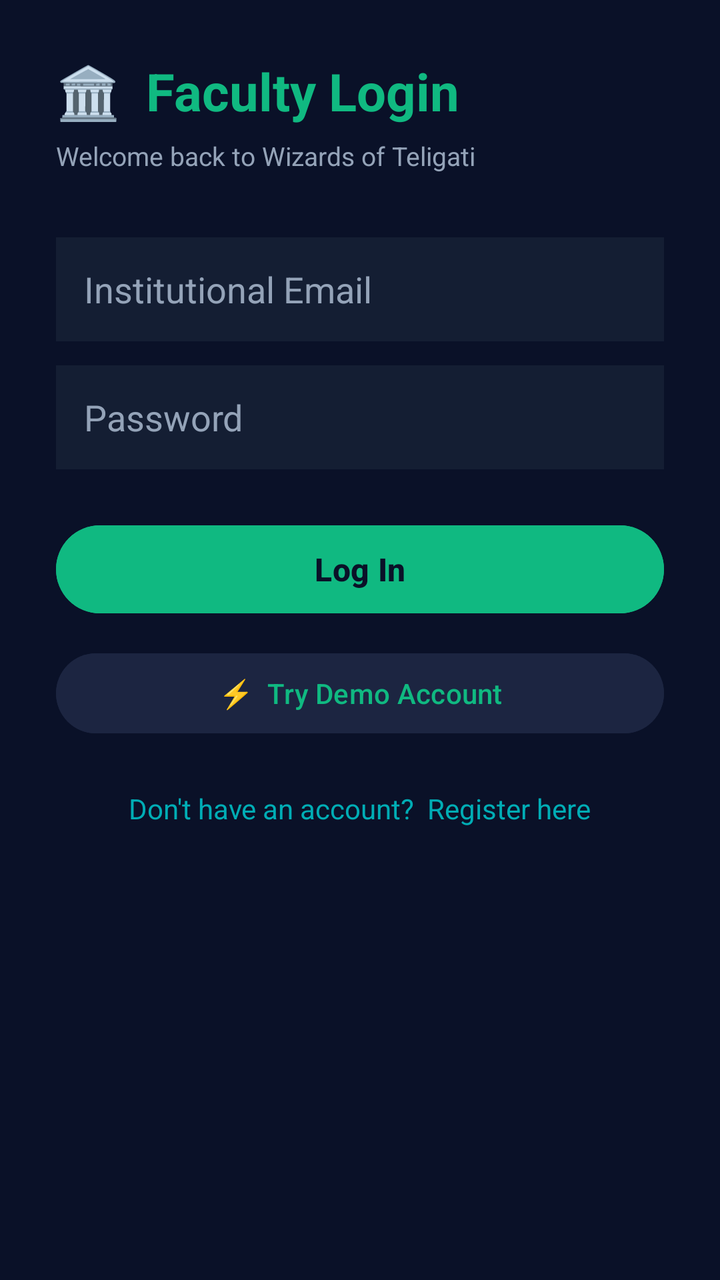
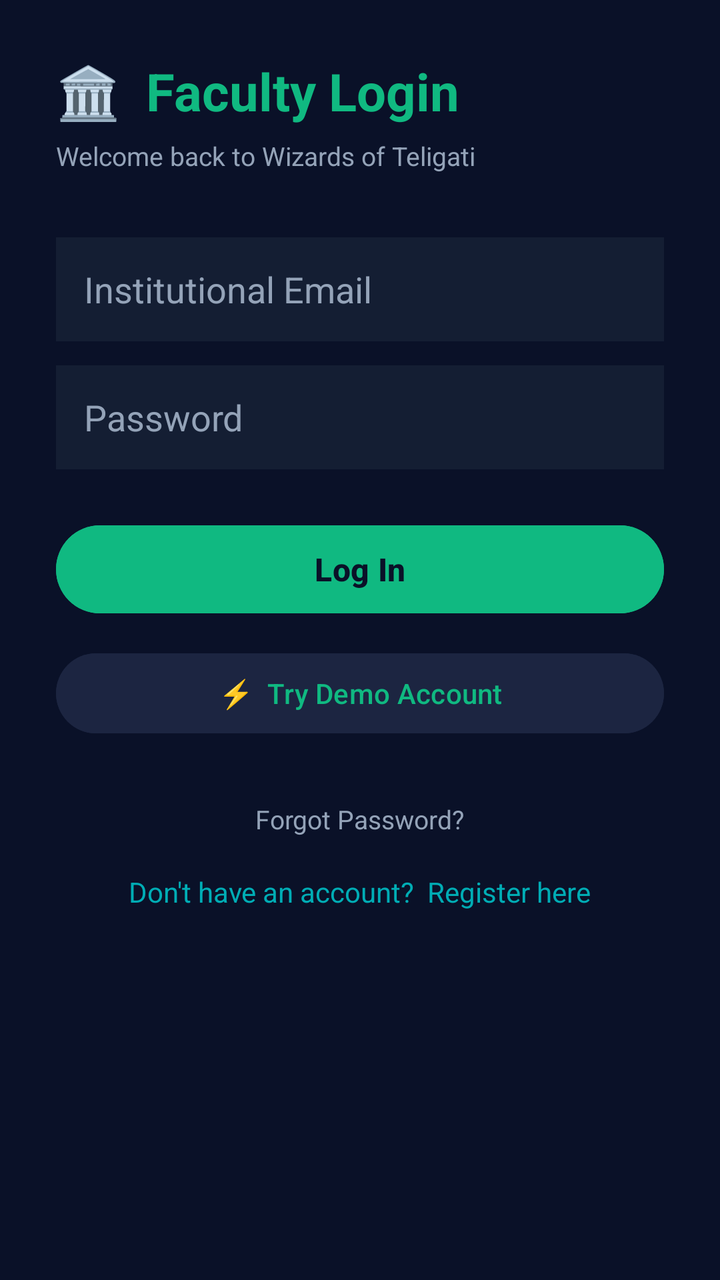

Before-and-after screenshots of an Android layout around one commit, followed by the original layout XML and the change that was made.
<!-- AndroidManifest.xml: activity theme Theme.WizardsOfTeligati -->
<!-- res/layout/activity_faculty_login.xml -->
<?xml version="1.0" encoding="utf-8"?>
<ScrollView xmlns:android="http://schemas.android.com/apk/res/android"
    android:layout_width="match_parent"
    android:layout_height="match_parent"
    android:background="@color/deep_navy"
    android:fillViewport="true">

    <LinearLayout
        android:layout_width="match_parent"
        android:layout_height="wrap_content"
        android:orientation="vertical"
        android:padding="28dp">

        <TextView
            android:layout_width="wrap_content"
            android:layout_height="wrap_content"
            android:text="🏛️  Faculty Login"
            android:textColor="@color/emerald_green"
            android:textSize="26sp"
            android:textStyle="bold"
            android:layout_marginBottom="6dp"/>

        <TextView
            android:layout_width="wrap_content"
            android:layout_height="wrap_content"
            android:text="Welcome back to Wizards of Teligati"
            android:textColor="@color/text_secondary"
            android:textSize="13sp"
            android:layout_marginBottom="32dp"/>

        <EditText
            android:id="@+id/etFacultyEmail"
            android:layout_width="match_parent"
            android:layout_height="52dp"
            android:background="@color/card_dark"
            android:hint="Institutional Email"
            android:inputType="textEmailAddress"
            android:padding="14dp"
            android:textColor="@color/text_primary"
            android:textColorHint="@color/text_secondary"
            android:layout_marginBottom="12dp"/>

        <EditText
            android:id="@+id/etFacultyPassword"
            android:layout_width="match_parent"
            android:layout_height="52dp"
            android:background="@color/card_dark"
            android:hint="Password"
            android:inputType="textPassword"
            android:padding="14dp"
            android:textColor="@color/text_primary"
            android:textColorHint="@color/text_secondary"
            android:layout_marginBottom="24dp"/>

        <Button
            android:id="@+id/btnLoginFaculty"
            android:layout_width="match_parent"
            android:layout_height="52dp"
            android:backgroundTint="@color/emerald_green"
            android:text="Log In"
            android:textColor="@color/deep_navy"
            android:textSize="16sp"
            android:textStyle="bold"
            android:layout_marginBottom="12dp"/>

        <Button
            android:id="@+id/btnFacultyDemo"
            android:layout_width="match_parent"
            android:layout_height="48dp"
            android:backgroundTint="@color/indigo_dark"
            android:text="⚡  Try Demo Account"
            android:textColor="@color/emerald_green"
            android:layout_marginBottom="24dp"/>

        <TextView
            android:id="@+id/tvGoToFacultyRegister"
            android:layout_width="wrap_content"
            android:layout_height="wrap_content"
            android:layout_gravity="center_horizontal"
            android:text="Don't have an account?  Register here"
            android:textColor="@color/mystic_cyan"
            android:textSize="14sp" />

    </LinearLayout>
</ScrollView>
<!-- resources referenced by this layout -->
<resources>
  <color name="card_dark">#141E33</color>
  <color name="deep_navy">#0A1128</color>
  <color name="emerald_green">#10B981</color>
  <color name="indigo_dark">#1C2541</color>
  <color name="mystic_cyan">#00ADB5</color>
  <color name="text_primary">#F1F5F9</color>
  <color name="text_secondary">#94A3B8</color>
  <style name="Theme.WizardsOfTeligati" parent="Theme.Material3.DayNight.NoActionBar">
          <item name="colorPrimary">@color/mystic_cyan</item>
          <item name="colorSecondary">@color/accent_purple</item>
          <item name="android:windowBackground">@color/deep_navy</item>
          <item name="colorSurface">@color/card_dark</item>
          <item name="colorOnSurface">@color/text_primary</item>
          <item name="colorOnPrimary">@color/deep_navy</item>
      </style>
  <color name="accent_purple">#6C63FF</color>
</resources>

<!-- the commit's change to res/layout/activity_faculty_login.xml (unified diff, before → after) -->
@@ -73,6 +73,17 @@
             android:layout_marginBottom="24dp"/>
 
         <TextView
+            android:id="@+id/tvFacultyForgotPassword"
+            android:layout_width="wrap_content"
+            android:layout_height="wrap_content"
+            android:layout_gravity="center_horizontal"
+            android:text="Forgot Password?"
+            android:textColor="@color/text_secondary"
+            android:textSize="13sp"
+            android:padding="6dp"
+            android:layout_marginBottom="12dp" />
+
+        <TextView
             android:id="@+id/tvGoToFacultyRegister"
             android:layout_width="wrap_content"
             android:layout_height="wrap_content"
